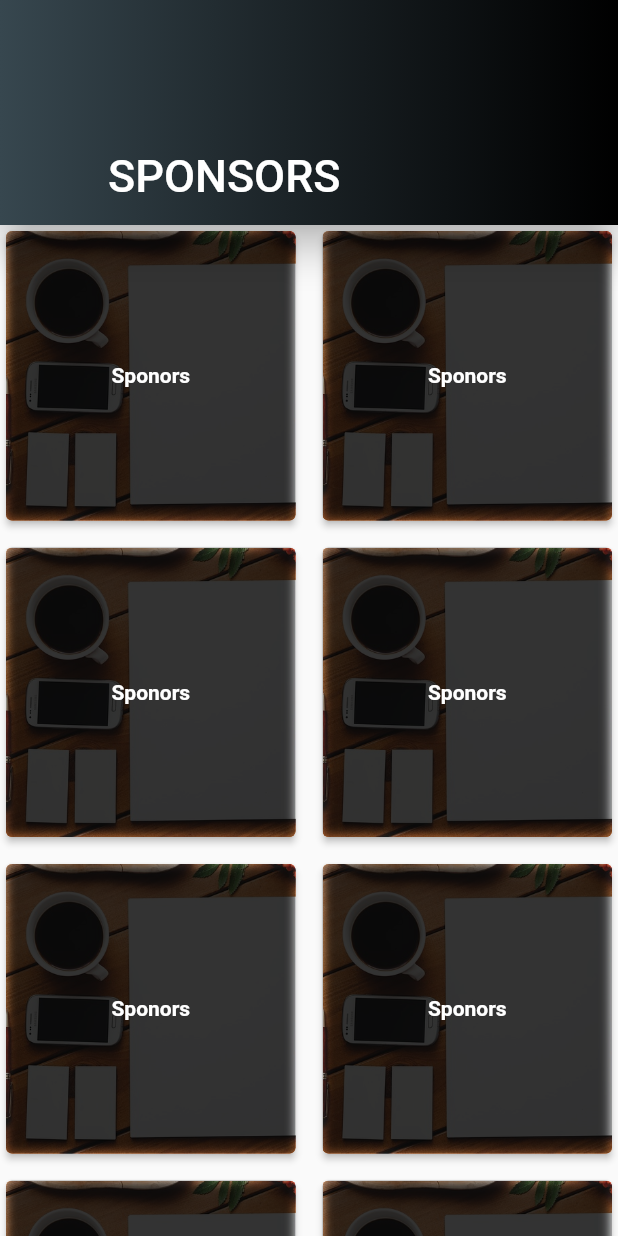
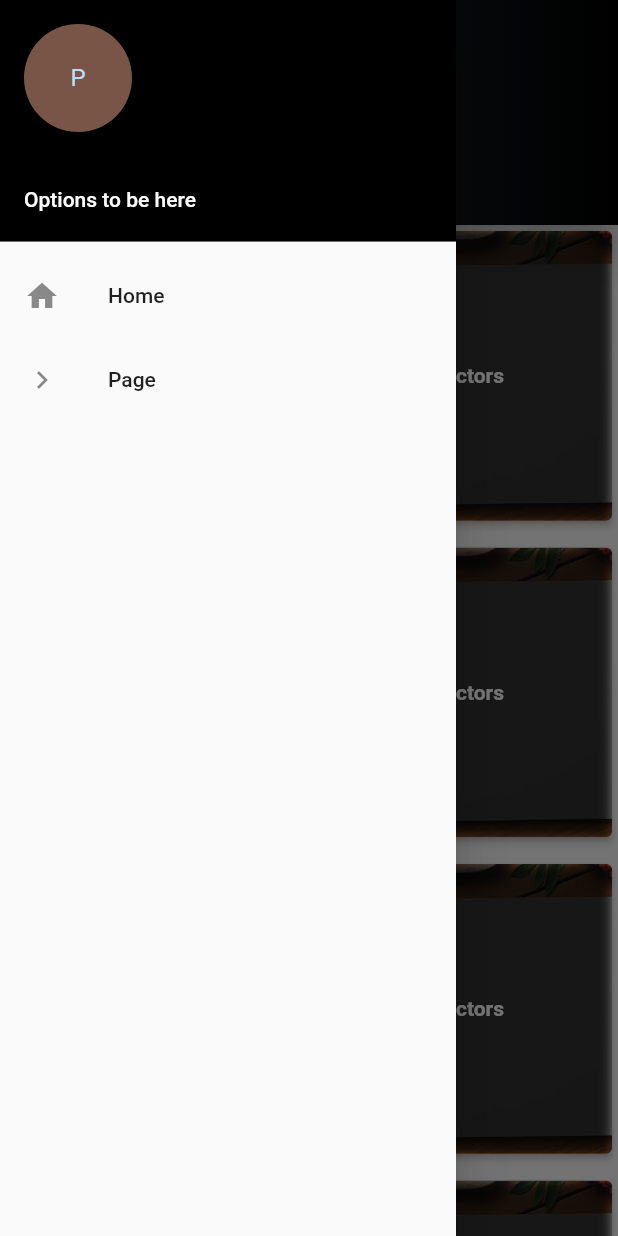
Before and after one commit to deependra227/Hail_Hydra, a Flutter app: the screen it shows after launch, with the side drawer open (before the commit the screen has no drawer), on a phone screen of 412 x 824 dp. Run offline on Flutter 3.47's test engine with Material 2 defaults, Android fonts, the phone set to English and light mode, and no system bars.

Commit message:
added Sidebar

```diff
--- a/lib/home_page.dart
+++ b/lib/home_page.dart
@@ -58,7 +58,7 @@ List<Menu> menu;
     children: <Widget>[
 
       Text(
-        "Sponors",
+        "Doctors",
         style: TextStyle(color: Colors.white, fontWeight: FontWeight.bold),
       )
     ],
@@ -78,7 +78,7 @@ List<Menu> menu;
       ),
       title: Row(
         children: <Widget>[
-          Text('SPONSORS')
+          Text('DOCTORS')
         ],
       ),
     ),
@@ -109,6 +109,45 @@ List<Menu> menu;
 
         ],
       ),
+      drawer: Drawer(
+        child: ListView(
+          padding: EdgeInsets.all(0),
+
+          children: <Widget>[
+            UserAccountsDrawerHeader(
+              accountName: Text('Options to be here'),
+              currentAccountPicture: CircleAvatar(
+                backgroundColor: Colors.brown,
+                child: new Text("P"),
+              ),
+
+              decoration: BoxDecoration(
+                color: Colors.black,
+              ),
+            ),
+            ListTile(
+              title: Text('Home'),
+              leading: Icon(Icons.home),
+              onTap: () {
+              // Update the state of the app.
+              // ...
+              Navigator.pop(context);
+              },
+            ),
+            ListTile(
+              title: Text('Page'),
+              leading: Icon(Icons.navigate_next),
+              onTap: () {
+                // Update the state of the app.
+                // ...
+                Navigator.pop(context);
+
+              },
+            ),
+          ],
+        ),
+        elevation: 16.0,
+        ),
     );
   }
 }
```
Also changed, not shown: 1 other file.
